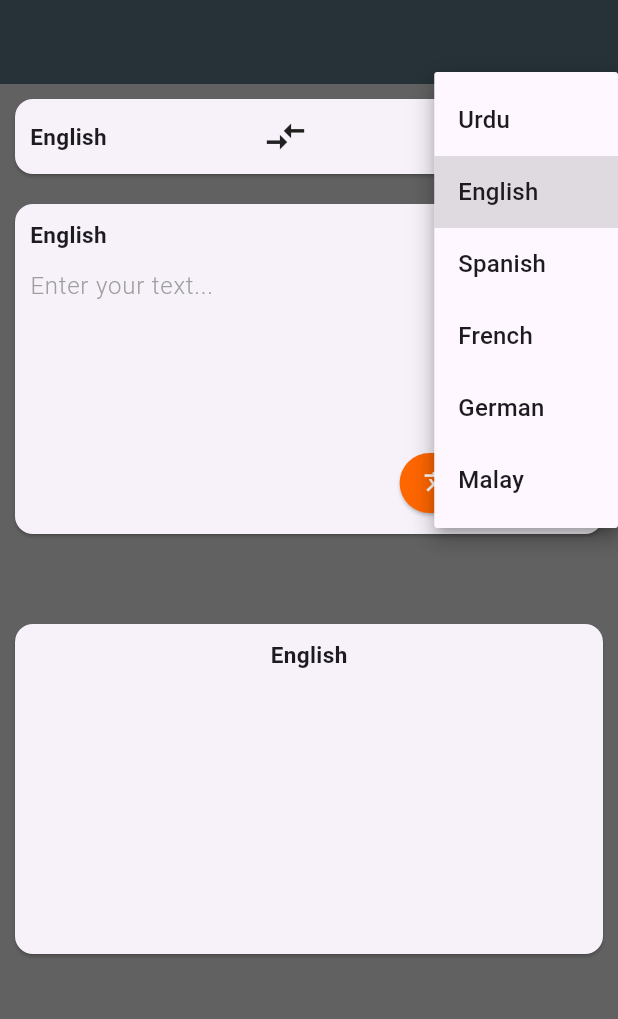
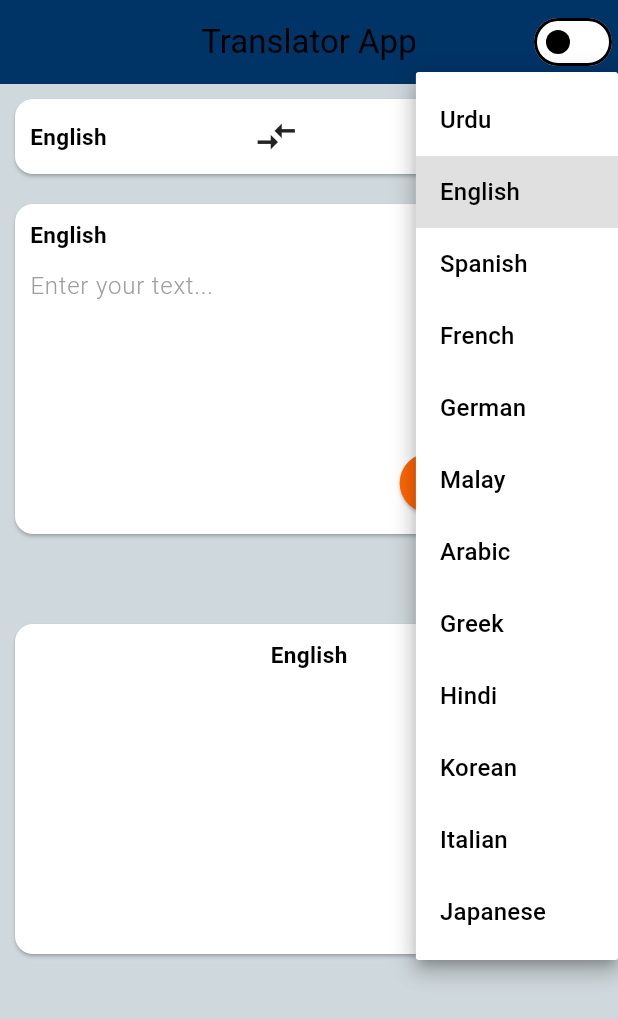
Before and after one commit to hassanshakil22/Translator-App, a Flutter app: the screen it shows after launch, after a tap on "English", on a phone screen of 412 x 824 dp. Shown: the top 1019 px of the screen. Run offline on Flutter 3.47's test engine with Material 3 defaults, Android fonts, the phone set to English and light mode, and no system bars; missing offline and left inert: translator.

Commit message:
adding the light and dark theme

```diff
--- a/lib/main.dart
+++ b/lib/main.dart
@@ -1,8 +1,16 @@
 import 'package:flutter/material.dart';
+import 'package:provider/provider.dart';
+import 'package:translator_app/providers/theme_provider.dart';
+import 'package:translator_app/themes/themes.dart';
 import 'package:translator_app/views/HomeView.dart';
 
 void main() {
-  runApp(const MyApp());
+  runApp(
+    ChangeNotifierProvider(
+      create: (context) => ThemeProvider(),
+      child: const MyApp(),
+    ),
+  );
 }
 
 class MyApp extends StatelessWidget {
@@ -13,6 +21,7 @@ class MyApp extends StatelessWidget {
   Widget build(BuildContext context) {
     return MaterialApp(
       title: 'Flutter Demo',
+      theme: Provider.of<ThemeProvider>(context).themeDataStyle,
       home: HomeView(),
     );
   }
--- /dev/null
+++ b/lib/providers/theme_provider.dart
@@ -0,0 +1,22 @@
+import 'package:flutter/material.dart';
+import 'package:provider/provider.dart';
+import 'package:translator_app/themes/themes.dart';
+
+class ThemeProvider extends ChangeNotifier {
+  ThemeData _themeDataStyle = ThemesData.lightTheme;
+
+  ThemeData get themeDataStyle => _themeDataStyle;
+
+  set themeDataStyle(ThemeData dataTheme) {
+    _themeDataStyle = dataTheme;
+    notifyListeners();
+  }
+
+  void changeTheme() {
+    if (_themeDataStyle == ThemesData.lightTheme) {
+      themeDataStyle = ThemesData.darkTheme;
+    } else {
+      themeDataStyle = ThemesData.lightTheme;
+    }
+  }
+}
--- /dev/null
+++ b/lib/themes/themes.dart
@@ -0,0 +1,26 @@
+import 'package:flutter/material.dart';
+import 'package:translator_app/utils/app_colors.dart';
+
+class ThemesData {
+  static ThemeData lightTheme = ThemeData(
+      useMaterial3: true,
+      brightness: Brightness.light,
+      colorScheme: const ColorScheme.light(
+        onSurface: Colors.black,
+        surface: Colors.white,
+      ),
+      scaffoldBackgroundColor: Colors.blueGrey.shade100,
+      appBarTheme: const AppBarTheme(
+        backgroundColor: Color.fromRGBO(0, 51, 102, 100),
+      ));
+  static ThemeData darkTheme = ThemeData(
+      useMaterial3: true,
+      brightness: Brightness.dark,
+      colorScheme: ColorScheme.dark(
+        onSurface: Colors.white,
+        surface: Colors.grey.shade900,
+      ),
+      scaffoldBackgroundColor: Colors.grey.shade900,
+      appBarTheme:
+          const AppBarTheme(backgroundColor: Color.fromRGBO(0, 51, 102, 100)));
+}
--- a/lib/views/HomeView.dart
+++ b/lib/views/HomeView.dart
@@ -1,7 +1,9 @@
 import 'package:flutter/material.dart';
 // import 'package:translator_app/utils/app_colors.dart';
-
+import 'package:provider/provider.dart';
 import 'package:translator/translator.dart';
+import 'package:translator_app/providers/theme_provider.dart';
+import 'package:translator_app/themes/themes.dart';
 import 'package:translator_app/utils/app_colors.dart';
 
 class HomeView extends StatefulWidget {
@@ -18,6 +20,12 @@ final List<Map<String, String>> languages = [
   {'name': 'French', 'code': 'fr'},
   {'name': 'German', 'code': 'de'},
   {'name': 'Malay', 'code': 'ms'},
+  {'name': 'Arabic', 'code': 'ar'},
+  {'name': 'Greek', 'code': 'el'},
+  {'name': 'Hindi', 'code': 'hi'},
+  {'name': 'Korean', 'code': 'ko'},
+  {'name': 'Italian', 'code': 'it'},
+  {'name': 'Japanese', 'code': 'ja'},
 ];
 String getLanguageName(String code) {
   for (var language in languages) {
@@ -38,10 +46,21 @@ String inputLanguage = "English";
 class _HomeViewState extends State<HomeView> {
   @override
   Widget build(BuildContext context) {
+    final themeProvider = Provider.of<ThemeProvider>(context);
+
     return Scaffold(
-      backgroundColor: Colors.grey.shade700,
       appBar: AppBar(
-        backgroundColor: Colors.blueGrey.shade900,
+        centerTitle: true,
+        title: const Text("Translator App"),
+        actions: [
+          Switch(
+              value: themeProvider.themeDataStyle == ThemesData.darkTheme
+                  ? true
+                  : false,
+              onChanged: (isOn) {
+                themeProvider.changeTheme();
+              })
+        ],
       ),
       body: SingleChildScrollView(
         child: Column(
--- a/pubspec.yaml
+++ b/pubspec.yaml
@@ -36,6 +36,7 @@ dependencies:
   # Use with the CupertinoIcons class for iOS style icons.
   cupertino_icons: ^1.0.6
   translator: ^1.0.0
+  provider: ^6.1.2
 
 dev_dependencies:
   flutter_test:
```
Also changed, not shown: lib/widgets/dropdownButton.dart (deleted, +0 -42 lines), pubspec.lock, 2 other files.
